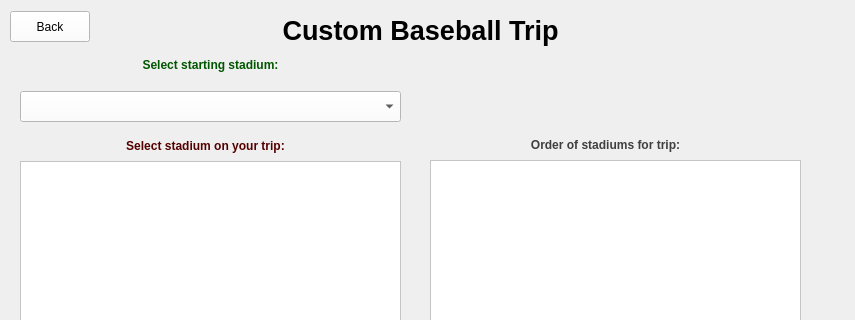
Above: Baseball/custompath.ui from Ykhan799/CS-1D-Project-2-Baseball before the change; both pictures show x 0 to 855 and y 0 to 320 of the 855 by 608 pixel window. Below: the same form after it.
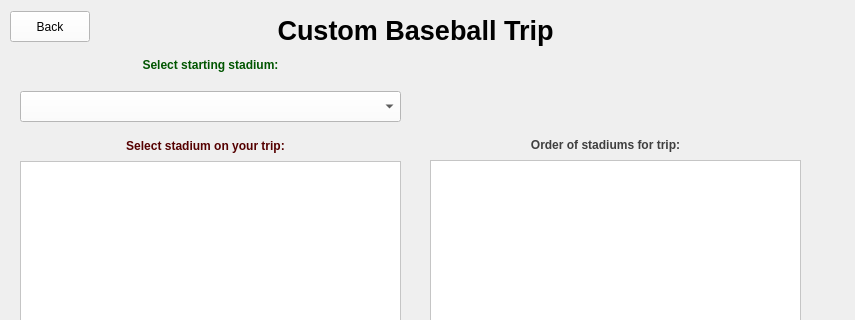
That is the form after the change.

The edit to the form file:
```diff
--- a/Baseball/custompath.ui
+++ b/Baseball/custompath.ui
@@ -33,9 +33,9 @@
    <widget class="QLabel" name="admin_label">
     <property name="geometry">
      <rect>
-      <x>-20</x>
+      <x>130</x>
       <y>10</y>
-      <width>881</width>
+      <width>571</width>
       <height>41</height>
      </rect>
     </property>
```
